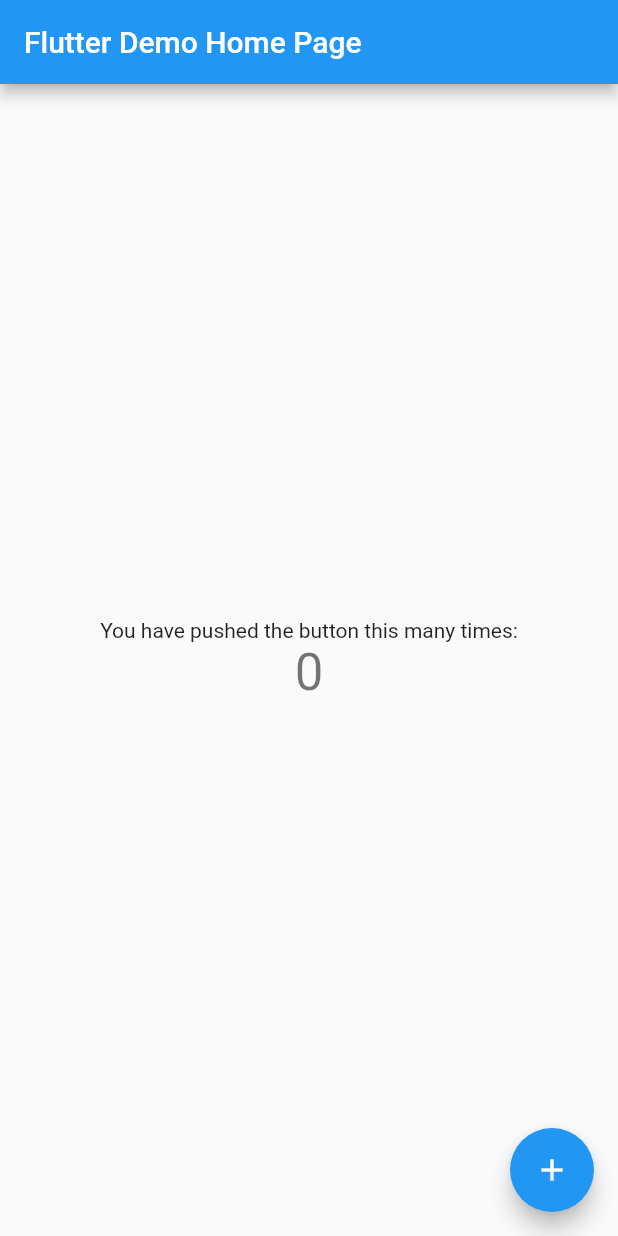
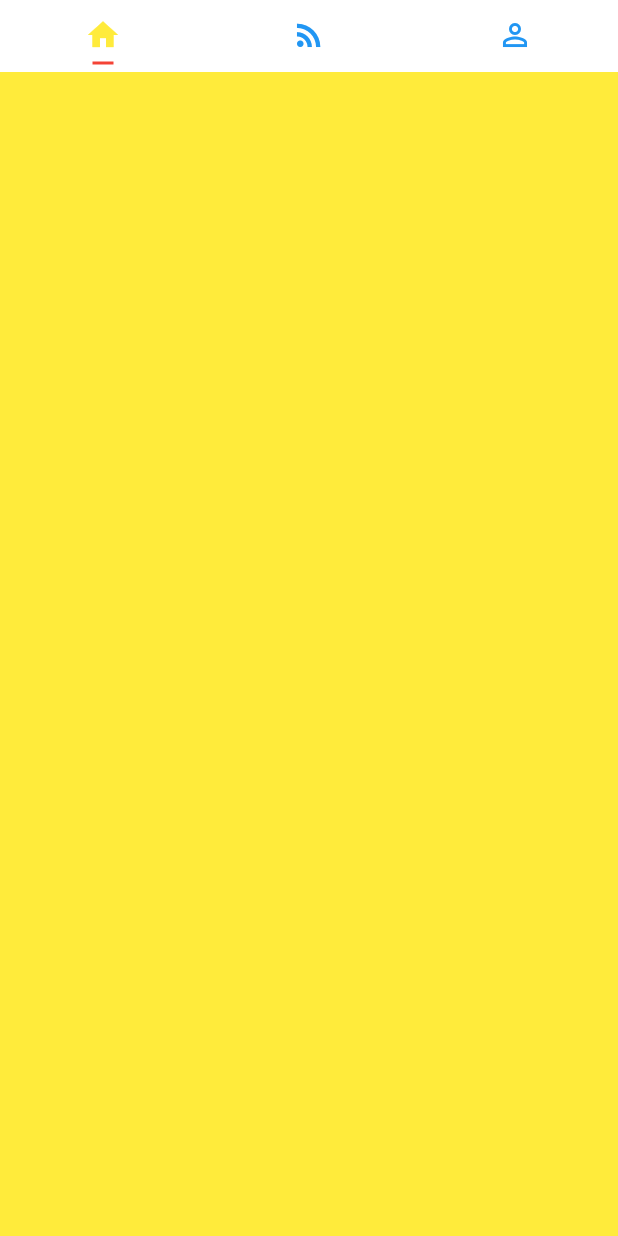
Before and after one commit to chitrau2/RUhacks, a Flutter app: the screen it shows after launch, on a phone screen of 412 x 824 dp. Run offline on Flutter 3.47's test engine with Material 2 defaults, Android fonts, the phone set to English and light mode, and no system bars.

Commit message:
made menu bar

```diff
--- a/app/safespace/lib/main.dart
+++ b/app/safespace/lib/main.dart
@@ -9,39 +9,17 @@ class MyApp extends StatelessWidget {
   @override
   Widget build(BuildContext context) {
     return MaterialApp(
-      title: 'Flutter Demo',
+      title: 'SafeSpace',
       theme: ThemeData(
-        // This is the theme of your application.
-        //
-        // Try running your application with "flutter run". You'll see the
-        // application has a blue toolbar. Then, without quitting the app, try
-        // changing the primarySwatch below to Colors.green and then invoke
-        // "hot reload" (press "r" in the console where you ran "flutter run",
-        // or simply save your changes to "hot reload" in a Flutter IDE).
-        // Notice that the counter didn't reset back to zero; the application
-        // is not restarted.
         primarySwatch: Colors.blue,
-        // This makes the visual density adapt to the platform that you run
-        // the app on. For desktop platforms, the controls will be smaller and
-        // closer together (more dense) than on mobile platforms.
-        visualDensity: VisualDensity.adaptivePlatformDensity,
       ),
-      home: MyHomePage(title: 'Flutter Demo Home Page'),
+      home: MyHomePage(title: 'SafeSpace'),
     );
   }
 }
 
 class MyHomePage extends StatefulWidget {
   MyHomePage({Key key, this.title}) : super(key: key);
-
-  // This widget is the home page of your application. It is stateful, meaning
-  // that it has a State object (defined below) that contains fields that affect
-  // how it looks.
-
-  // This class is the configuration for the state. It holds the values (in this
-  // case the title) provided by the parent (in this case the App widget) and
-  // used by the build method of the State. Fields in a Widget subclass are
-  // always marked "final".
 
   final String title;
 
@@ -50,68 +28,47 @@ class MyHomePage extends StatefulWidget {
 }
 
 class _MyHomePageState extends State<MyHomePage> {
-  int _counter = 0;
-
-  void _incrementCounter() {
-    setState(() {
-      // This call to setState tells the Flutter framework that something has
-      // changed in this State, which causes it to rerun the build method below
-      // so that the display can reflect the updated values. If we changed
-      // _counter without calling setState(), then the build method would not be
-      // called again, and so nothing would appear to happen.
-      _counter++;
-    });
-  }
-
   @override
   Widget build(BuildContext context) {
-    // This method is rerun every time setState is called, for instance as done
-    // by the _incrementCounter method above.
-    //
-    // The Flutter framework has been optimized to make rerunning build methods
-    // fast, so that you can just rebuild anything that needs updating rather
-    // than having to individually change instances of widgets.
-    return Scaffold(
-      appBar: AppBar(
-        // Here we take the value from the MyHomePage object that was created by
-        // the App.build method, and use it to set our appbar title.
-        title: Text(widget.title),
-      ),
-      body: Center(
-        // Center is a layout widget. It takes a single child and positions it
-        // in the middle of the parent.
-        child: Column(
-          // Column is also a layout widget. It takes a list of children and
-          // arranges them vertically. By default, it sizes itself to fit its
-          // children horizontally, and tries to be as tall as its parent.
-          //
-          // Invoke "debug painting" (press "p" in the console, choose the
-          // "Toggle Debug Paint" action from the Flutter Inspector in Android
-          // Studio, or the "Toggle Debug Paint" command in Visual Studio Code)
-          // to see the wireframe for each widget.
-          //
-          // Column has various properties to control how it sizes itself and
-          // how it positions its children. Here we use mainAxisAlignment to
-          // center the children vertically; the main axis here is the vertical
-          // axis because Columns are vertical (the cross axis would be
-          // horizontal).
-          mainAxisAlignment: MainAxisAlignment.center,
-          children: <Widget>[
-            Text(
-              'You have pushed the button this many times:',
+    return MaterialApp(
+        color: Colors.yellow,
+        home: SafeArea(
+                  child: DefaultTabController(
+            length: 3,
+            child: new Scaffold(
+              body: TabBarView(
+                children: [
+                  new Container(
+                    color: Colors.yellow,
+                  ),
+                  new Container(color: Colors.orange,),
+                  new Container(
+                    color: Colors.lightGreen,
+                  ),
+                ],
+              ),
+              appBar: new TabBar(
+                tabs: [
+                  Tab(
+                    icon: new Icon(Icons.home),
+                  ),
+                  Tab(
+                    icon: new Icon(Icons.rss_feed),
+                  ),
+                  Tab(
+                    icon: new Icon(Icons.perm_identity),
+                  ),
+                ],
+                labelColor: Colors.yellow,
+                unselectedLabelColor: Colors.blue,
+                indicatorSize: TabBarIndicatorSize.label,
+                indicatorPadding: EdgeInsets.all(5.0),
+                indicatorColor: Colors.red,
+              ),
+              backgroundColor: Colors.white,
             ),
-            Text(
-              '$_counter',
-              style: Theme.of(context).textTheme.headline4,
-            ),
-          ],
+          ),
         ),
-      ),
-      floatingActionButton: FloatingActionButton(
-        onPressed: _incrementCounter,
-        tooltip: 'Increment',
-        child: Icon(Icons.add),
-      ), // This trailing comma makes auto-formatting nicer for build methods.
-    );
+      );
+    }
   }
-}
```
